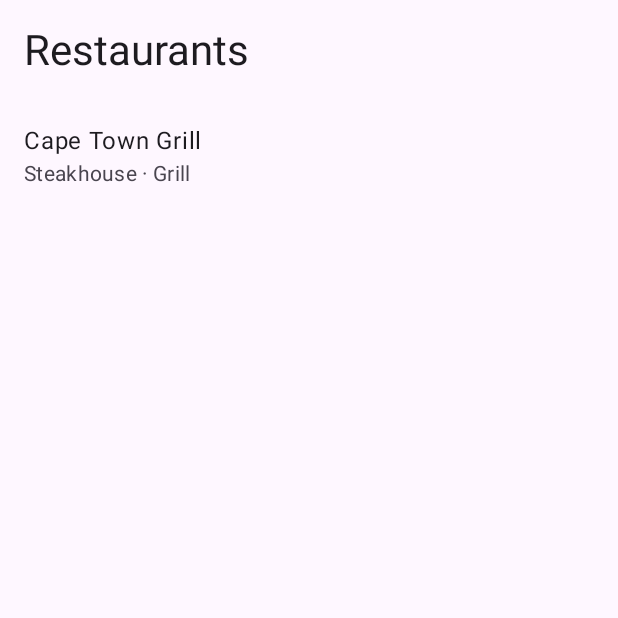
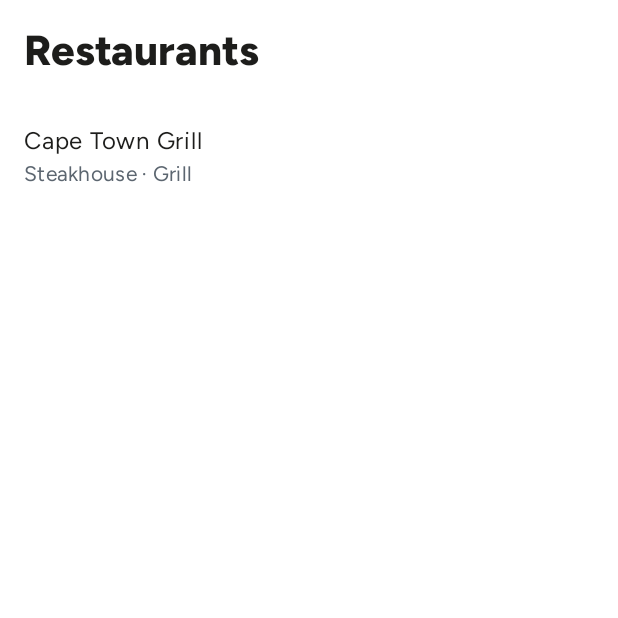
Before and after one commit to Effekt3r/mrd-restaurant-discovery, an Android app built with Jetpack Compose: the screen it shows after launch (MainActivity), on a phone screen of 412 x 824 dp, the top half of it. Run offline under Robolectric (Android 15) with nearby library versions, the phone set to English and light mode, and no system bars; our stand-ins replace Dagger/Hilt's generated code.

Commit message:
feat(app): add the launcher icon and use MrdTheme
An original adaptive icon in Mr D's sky and ink: a map pin holding a knife and fork, not Mr D's logo (spec section 6.6), with a monochrome layer for themed icons. It removes lint's MissingApplicationIcon warning. Its colours come from colors.xml in the design system, which ColorResourcesTest keeps equal to the Compose palette. MrdTheme replaces MaterialTheme; it follows the system's dark mode, as enableEdgeToEdge() does, so the status-bar icons stay readable, and the window background matches it, so launch doesn't flash another colour.

Verified: ColorResourcesTest fails without colors.xml and passes with it, and an edited colour re-runs and fails it without --rerun; lint reports no issues; the icon checked in App info on the emulator.

```diff
--- a/app/src/main/AndroidManifest.xml
+++ b/app/src/main/AndroidManifest.xml
@@ -10,6 +10,7 @@
         android:allowBackup="false"
         android:dataExtractionRules="@xml/data_extraction_rules"
         android:enableOnBackInvokedCallback="true"
+        android:icon="@mipmap/ic_launcher"
         android:label="@string/app_name"
         android:networkSecurityConfig="@xml/network_security_config"
         android:supportsRtl="true"
--- a/app/src/main/kotlin/com/effekt3r/mrd/MainActivity.kt
+++ b/app/src/main/kotlin/com/effekt3r/mrd/MainActivity.kt
@@ -4,13 +4,10 @@ import android.os.Bundle
 import androidx.activity.ComponentActivity
 import androidx.activity.compose.setContent
 import androidx.activity.enableEdgeToEdge
-import androidx.compose.foundation.isSystemInDarkTheme
 import androidx.compose.foundation.layout.fillMaxSize
-import androidx.compose.material3.MaterialTheme
 import androidx.compose.material3.Surface
-import androidx.compose.material3.darkColorScheme
-import androidx.compose.material3.lightColorScheme
 import androidx.compose.ui.Modifier
+import com.effekt3r.mrd.core.designsystem.theme.MrdTheme
 import com.effekt3r.mrd.navigation.MrdNavHost
 import dagger.hilt.android.AndroidEntryPoint
 
@@ -20,7 +17,9 @@ class MainActivity : ComponentActivity() {
         enableEdgeToEdge()
         super.onCreate(savedInstanceState)
         setContent {
-            MaterialTheme(colorScheme = if (isSystemInDarkTheme()) darkColorScheme() else lightColorScheme()) {
+            // MrdTheme and enableEdgeToEdge() both follow the system's dark mode, so the status-bar icons are dark on
+            // the light theme and light on the dark one.
+            MrdTheme {
                 Surface(modifier = Modifier.fillMaxSize()) {
                     MrdNavHost()
                 }
--- a/app/src/main/res/values-night/themes.xml
+++ b/app/src/main/res/values-night/themes.xml
@@ -1,4 +1,6 @@
 <?xml version="1.0" encoding="utf-8"?>
 <resources>
-    <style name="Theme.Mrd" parent="android:Theme.Material.NoActionBar" />
+    <style name="Theme.Mrd" parent="android:Theme.Material.NoActionBar">
+        <item name="android:windowBackground">@color/designsystem_ink</item>
+    </style>
 </resources>
--- a/app/src/main/res/values/themes.xml
+++ b/app/src/main/res/values/themes.xml
@@ -1,5 +1,8 @@
 <?xml version="1.0" encoding="utf-8"?>
 <resources>
-    <!-- Window theme only; Compose draws everything else. Milestone 4 adds the brand theme. -->
-    <style name="Theme.Mrd" parent="android:Theme.Material.Light.NoActionBar" />
+    <!-- Window theme only; Compose draws everything else with MrdTheme. The window background matches MrdTheme's, so
+         launch and screen transitions don't flash a different colour. -->
+    <style name="Theme.Mrd" parent="android:Theme.Material.Light.NoActionBar">
+        <item name="android:windowBackground">@color/designsystem_white</item>
+    </style>
 </resources>
--- /dev/null
+++ b/core/designsystem/src/main/res/values/colors.xml
@@ -0,0 +1,8 @@
+<?xml version="1.0" encoding="utf-8"?>
+<resources>
+    <!-- Palette colours for XML that can't read the Compose tokens: the launcher icon and the window background.
+         They mirror MrdPalette in Color.kt, and ColorResourcesTest fails if the two drift apart. -->
+    <color name="designsystem_sky">#FF6DCFF6</color>
+    <color name="designsystem_ink">#FF1D1D1B</color>
+    <color name="designsystem_white">#FFFFFFFF</color>
+</resources>
```
Also changed, not shown: app/src/main/res/drawable/ic_launcher_foreground.xml (added, +21 -0 lines), app/src/main/res/drawable/ic_launcher_monochrome.xml (added, +12 -0 lines), app/src/main/res/mipmap-anydpi/ic_launcher.xml (added, +8 -0 lines), 1 other file.
